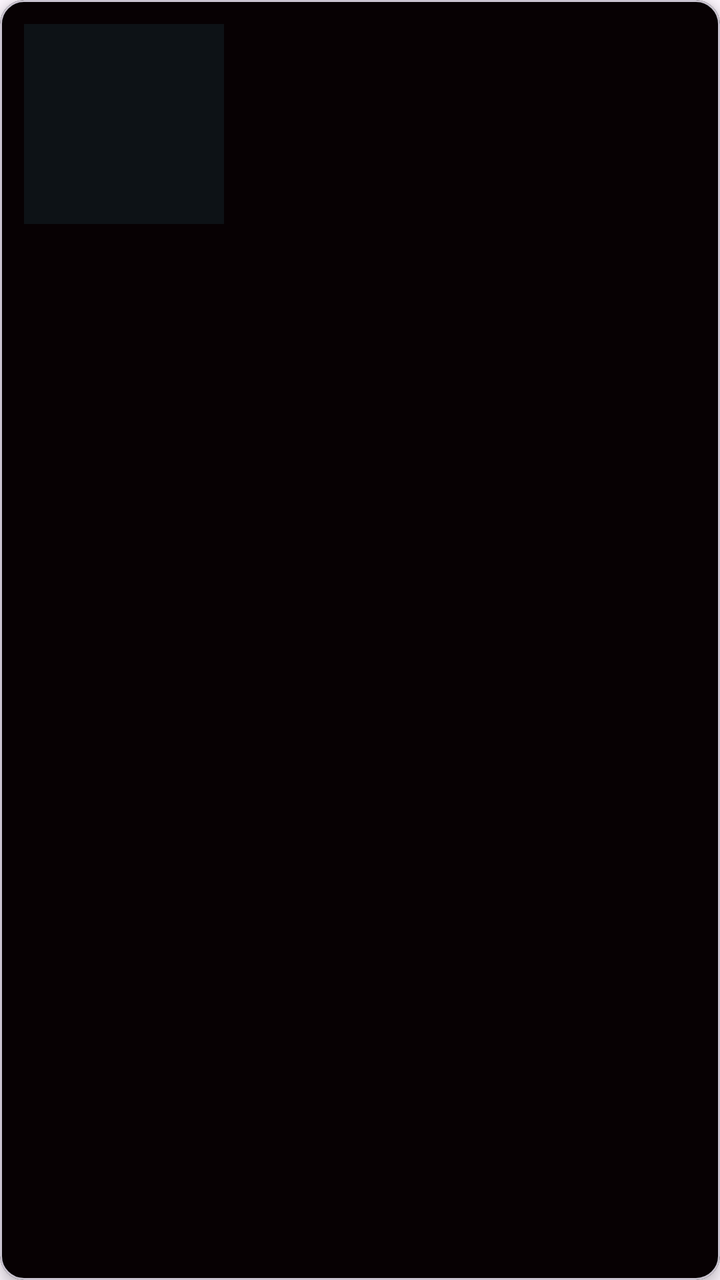
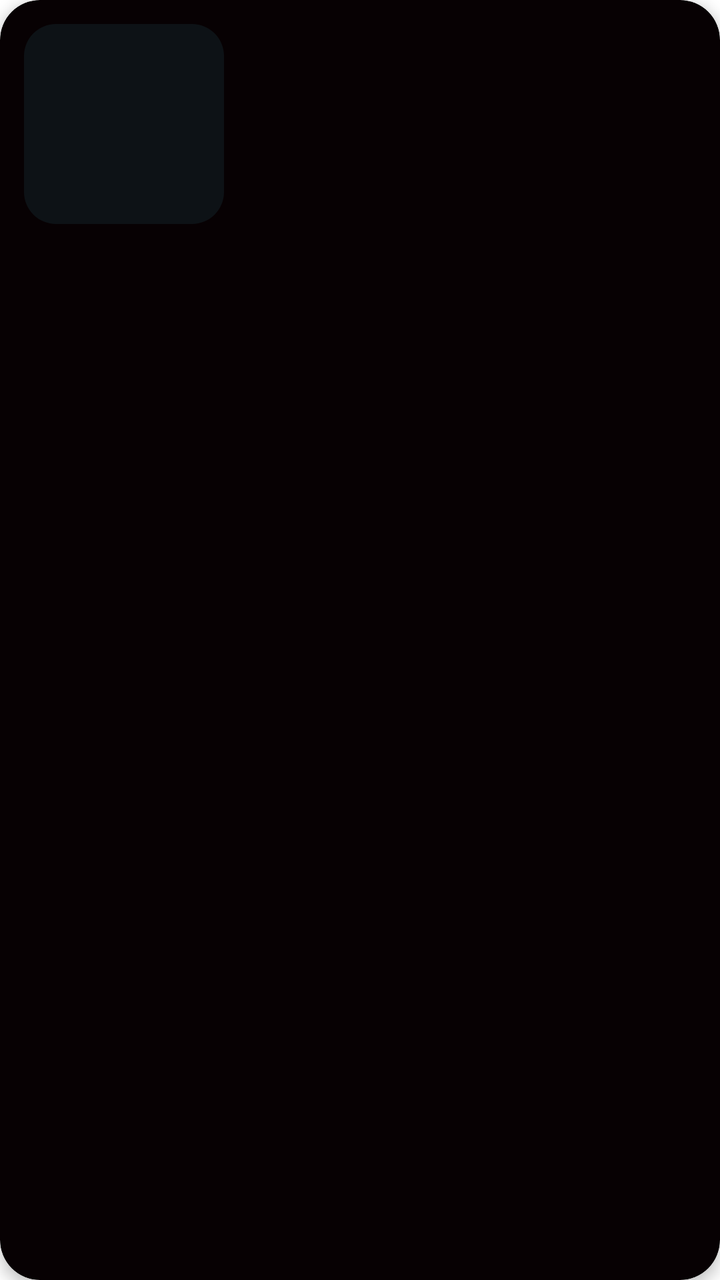

Compare the two renders of this Android layout. The source of the first and the diff that turns it into the second are given below.
<!-- AndroidManifest.xml: application theme Theme.Athenea -->
<!-- res/layout/item_recurso.xml -->
<?xml version="1.0" encoding="utf-8"?>
<com.google.android.material.card.MaterialCardView xmlns:android="http://schemas.android.com/apk/res/android"
    xmlns:app="http://schemas.android.com/apk/res-auto"
    android:layout_width="match_parent"
    android:layout_height="wrap_content"
    android:layout_margin="8dp"
    app:cardBackgroundColor="@color/black_deep"
    app:cardCornerRadius="12dp"
    app:cardElevation="4dp">

    <LinearLayout
        android:layout_width="match_parent"
        android:layout_height="wrap_content"
        android:orientation="horizontal"
        android:padding="12dp">

        <ImageView
            android:id="@+id/ivRecurso"
            android:layout_width="100dp"
            android:layout_height="100dp"
            android:scaleType="centerCrop"
            android:background="@color/dark_bg" />

        <LinearLayout
            android:layout_width="match_parent"
            android:layout_height="wrap_content"
            android:orientation="vertical"
            android:layout_marginStart="12dp">

            <TextView
                android:id="@+id/tvTitulo"
                android:layout_width="match_parent"
                android:layout_height="wrap_content"
                android:textColor="@color/pink_primary"
                android:textSize="18sp"
                android:textStyle="bold" />

            <TextView
                android:id="@+id/tvTipo"
                android:layout_width="match_parent"
                android:layout_height="wrap_content"
                android:textColor="@color/pink_accent"
                android:textSize="14sp"
                android:textStyle="italic" />

            <TextView
                android:id="@+id/tvDescripcion"
                android:layout_width="match_parent"
                android:layout_height="wrap_content"
                android:textColor="@color/white"
                android:textSize="14sp"
                android:maxLines="2"
                android:ellipsize="end" />

        </LinearLayout>
    </LinearLayout>
</com.google.android.material.card.MaterialCardView>
<!-- resources referenced by this layout -->
<resources>
  <color name="black_deep">#070103</color>
  <color name="dark_bg">#0D1216</color>
  <color name="pink_accent">#E19CBB</color>
  <color name="pink_primary">#FF017E</color>
  <color name="white">#FFFFFFFF</color>
  <style name="Theme.Athenea" parent="Base.Theme.Athenea" />
  <style name="Base.Theme.Athenea" parent="Theme.Material3.DayNight.NoActionBar">
          
          
      </style>
</resources>

<!-- the commit's change to res/layout/item_recurso.xml (unified diff, before → after) -->
@@ -5,7 +5,7 @@
     android:layout_height="wrap_content"
     android:layout_margin="8dp"
     app:cardBackgroundColor="@color/black_deep"
-    app:cardCornerRadius="12dp"
+    app:cardCornerRadius="20dp"
     app:cardElevation="4dp">
 
     <LinearLayout
@@ -14,18 +14,19 @@
         android:orientation="horizontal"
         android:padding="12dp">
 
-        <ImageView
+        <com.google.android.material.imageview.ShapeableImageView
             android:id="@+id/ivRecurso"
             android:layout_width="100dp"
             android:layout_height="100dp"
             android:scaleType="centerCrop"
-            android:background="@color/dark_bg" />
+            android:background="@color/dark_bg"
+            app:shapeAppearanceOverlay="@style/RoundedSquare" />
 
         <LinearLayout
             android:layout_width="match_parent"
             android:layout_height="wrap_content"
             android:orientation="vertical"
-            android:layout_marginStart="12dp">
+            android:layout_marginStart="16dp">
 
             <TextView
                 android:id="@+id/tvTitulo"
@@ -41,16 +42,18 @@
                 android:layout_height="wrap_content"
                 android:textColor="@color/pink_accent"
                 android:textSize="14sp"
-                android:textStyle="italic" />
+                android:textStyle="italic"
+                android:layout_marginBottom="4dp"/>
 
             <TextView
                 android:id="@+id/tvDescripcion"
                 android:layout_width="match_parent"
                 android:layout_height="wrap_content"
                 android:textColor="@color/white"
-                android:textSize="14sp"
+                android:textSize="13sp"
                 android:maxLines="2"
-                android:ellipsize="end" />
+                android:ellipsize="end"
+                android:lineSpacingExtra="2dp"/>
 
         </LinearLayout>
     </LinearLayout>
<!-- resource entries referenced after the edit -->
@@ -5,10 +5,14 @@
   <color name="pink_accent">#E19CBB</color>
   <color name="pink_primary">#FF017E</color>
   <color name="white">#FFFFFFFF</color>
-  <style name="Theme.Athenea" parent="Base.Theme.Athenea" />
-  <style name="Base.Theme.Athenea" parent="Theme.Material3.DayNight.NoActionBar">
-          
-          
+  <style name="RoundedSquare">
+          <item name="cornerSize">16dp</item>
+      </style>
+  <style name="Theme.Athenea" parent="Theme.MaterialComponents.DayNight.NoActionBar">
+          <item name="colorPrimary">@color/pink_primary</item>
+          <item name="colorPrimaryVariant">@color/pink_accent</item>
+          <item name="colorOnPrimary">@color/black_deep</item>
+          <item name="android:statusBarColor">@color/dark_bg</item>
       </style>
 </resources>
 
